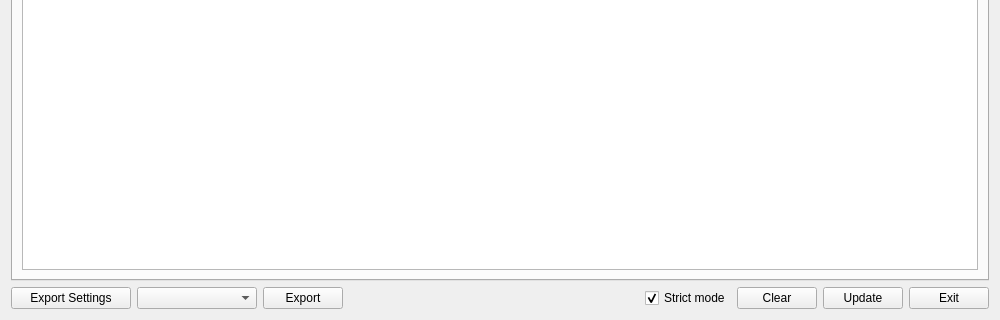
The window that repo/ui/specification.ui (GS90/addFC) describes before a commit, drawn with Qt 5; both pictures show x 0 to 1000 and y 340 to 660 of the 1000 by 660 pixel window.
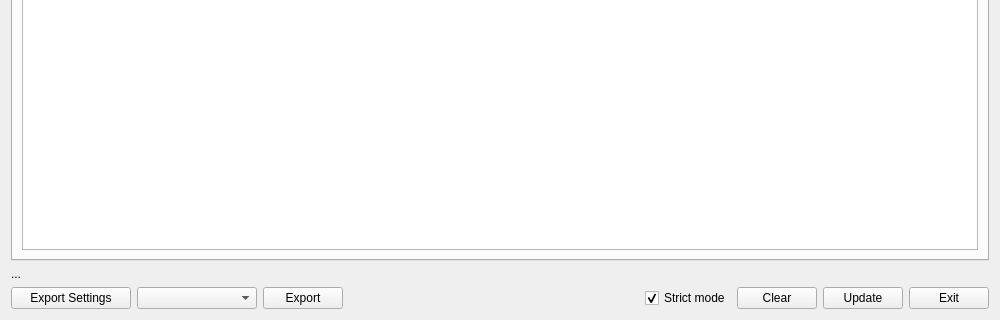
The same window after the commit.

What changed in the file:
```diff
--- a/repo/ui/specification.ui
+++ b/repo/ui/specification.ui
@@ -20,7 +20,7 @@
   <property name="windowTitle">
    <string>Specification - BOM</string>
   </property>
-  <layout class="QVBoxLayout" name="verticalLayout" stretch="0,0">
+  <layout class="QVBoxLayout" name="verticalLayout" stretch="0,0,0">
    <item>
     <widget class="QTabWidget" name="tabWidget">
      <property name="currentIndex">
@@ -377,7 +377,31 @@
     </widget>
    </item>
    <item>
-    <layout class="QHBoxLayout" name="horizontalLayout_1">
+    <layout class="QHBoxLayout" name="horizontalLayout_t">
+     <item>
+      <widget class="QLabel" name="message">
+       <property name="text">
+        <string>...</string>
+       </property>
+      </widget>
+     </item>
+     <item>
+      <widget class="QLabel" name="error">
+       <property name="styleSheet">
+        <string notr="true">color: #aa0000</string>
+       </property>
+       <property name="text">
+        <string/>
+       </property>
+       <property name="alignment">
+        <set>Qt::AlignRight|Qt::AlignTrailing|Qt::AlignVCenter</set>
+       </property>
+      </widget>
+     </item>
+    </layout>
+   </item>
+   <item>
+    <layout class="QHBoxLayout" name="horizontalLayout_c">
      <item>
       <widget class="QPushButton" name="pushButtonExportSettings">
        <property name="minimumSize">
@@ -409,37 +433,7 @@
       </widget>
      </item>
      <item>
-      <widget class="QLabel" name="info">
-       <property name="text">
-        <string/>
-       </property>
-      </widget>
-     </item>
-     <item>
-      <spacer name="horizontalSpacerLeft">
-       <property name="orientation">
-        <enum>Qt::Horizontal</enum>
-       </property>
-       <property name="sizeHint" stdset="0">
-        <size>
-         <width>40</width>
-         <height>20</height>
-        </size>
-       </property>
-      </spacer>
-     </item>
-     <item>
-      <widget class="QLabel" name="error">
-       <property name="styleSheet">
-        <string notr="true">color: #aa0000</string>
-       </property>
-       <property name="text">
-        <string/>
-       </property>
-      </widget>
-     </item>
-     <item>
-      <spacer name="horizontalSpacerRight">
+      <spacer name="horizontalSpacer_c">
        <property name="orientation">
         <enum>Qt::Horizontal</enum>
        </property>
```
Left out of the diff: 8 changed lines with no effect on the pictures.
